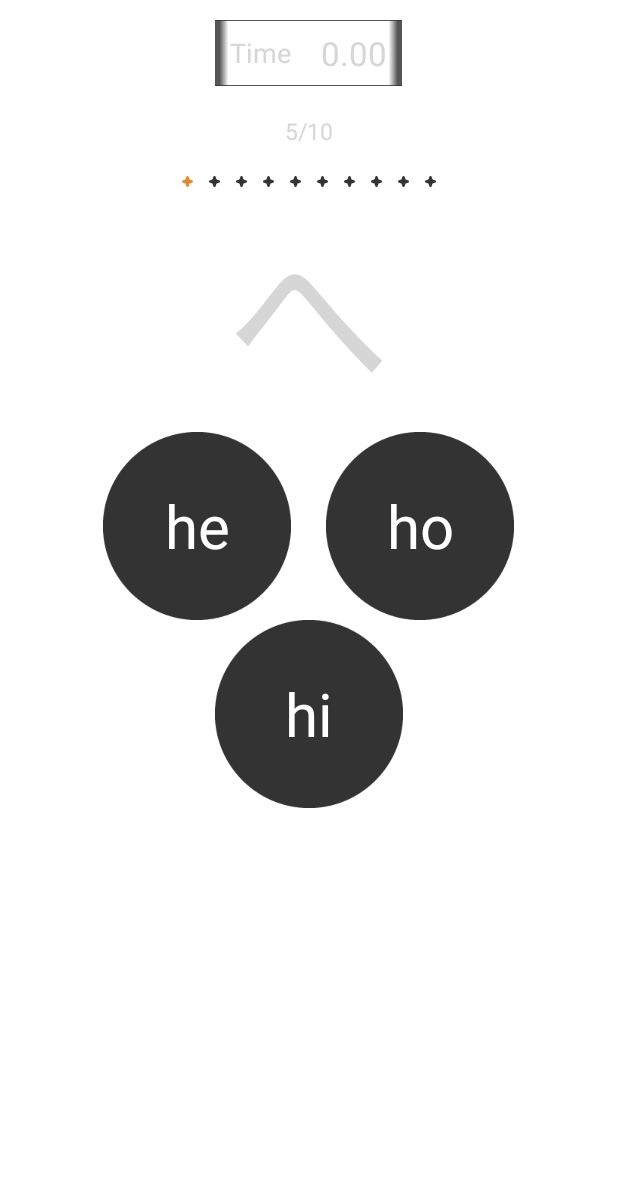
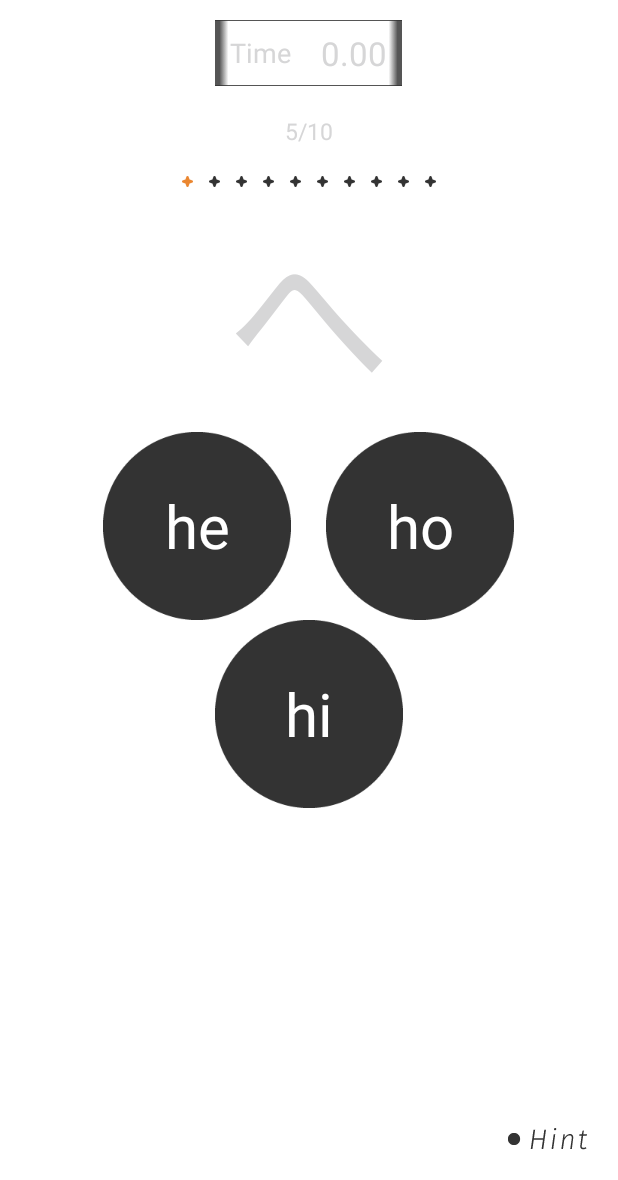
Before and after one commit to ductienuit/KanaTraining, an Android app: the QuizMainActivity screen opened directly, with no data from a screen before it, on a phone screen of 412 x 824 dp, the part 56-1236 px from its top. Run offline under Robolectric (Android 15) with nearby library versions, the phone set to English and light mode, and no system bars; our stand-ins replace sdp/ssp sizes; Roboto replaces fonts that are not available here.

Commit message:
add quiz_hint_button and btn_hint.xml

```diff
--- /dev/null
+++ b/app/src/main/res/drawable-hdpi/btn_hint.xml
@@ -0,0 +1,5 @@
+<?xml version="1.0" encoding="utf-8"?>
+<selector xmlns:android="http://schemas.android.com/apk/res/android">
+    <item android:drawable="@drawable/btn_hint_normal" android:state_pressed="false" />
+    <item android:drawable="@drawable/btn_hint_active" android:state_pressed="true" />
+</selector>
--- a/app/src/main/res/layout/activity_quiz_main.xml
+++ b/app/src/main/res/layout/activity_quiz_main.xml
@@ -267,5 +267,21 @@
         </RelativeLayout>
 
     </LinearLayout>
+    <RelativeLayout
+        android:id="@+id/quiz_hint_button"
+        android:layout_width="wrap_content"
+        android:layout_height="wrap_content"
+        android:layout_alignParentBottom="true"
+        android:layout_alignParentRight="true"
+        android:layout_marginBottom="10dp"
+        android:layout_marginRight="10dp"
+        android:onClick="clickQuizHint"
+        android:padding="10dp">
 
+        <ImageView
+            android:layout_width="wrap_content"
+            android:layout_height="wrap_content"
+            android:scaleType="fitCenter"
+            android:src="@drawable/btn_hint" />
+    </RelativeLayout>
 </RelativeLayout>
```
Also changed, not shown: app/src/main/res/drawable-hdpi/btn_hint_active.png (added), app/src/main/res/drawable-hdpi/btn_hint_normal.png (added).
